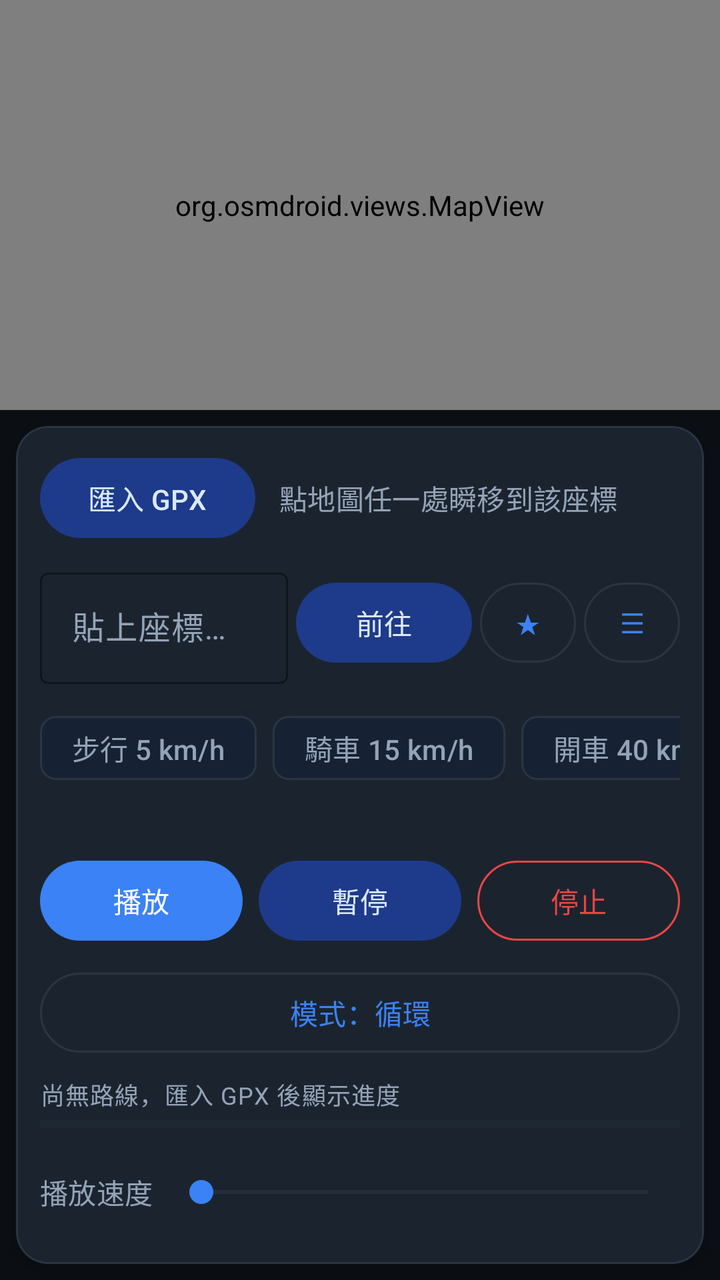
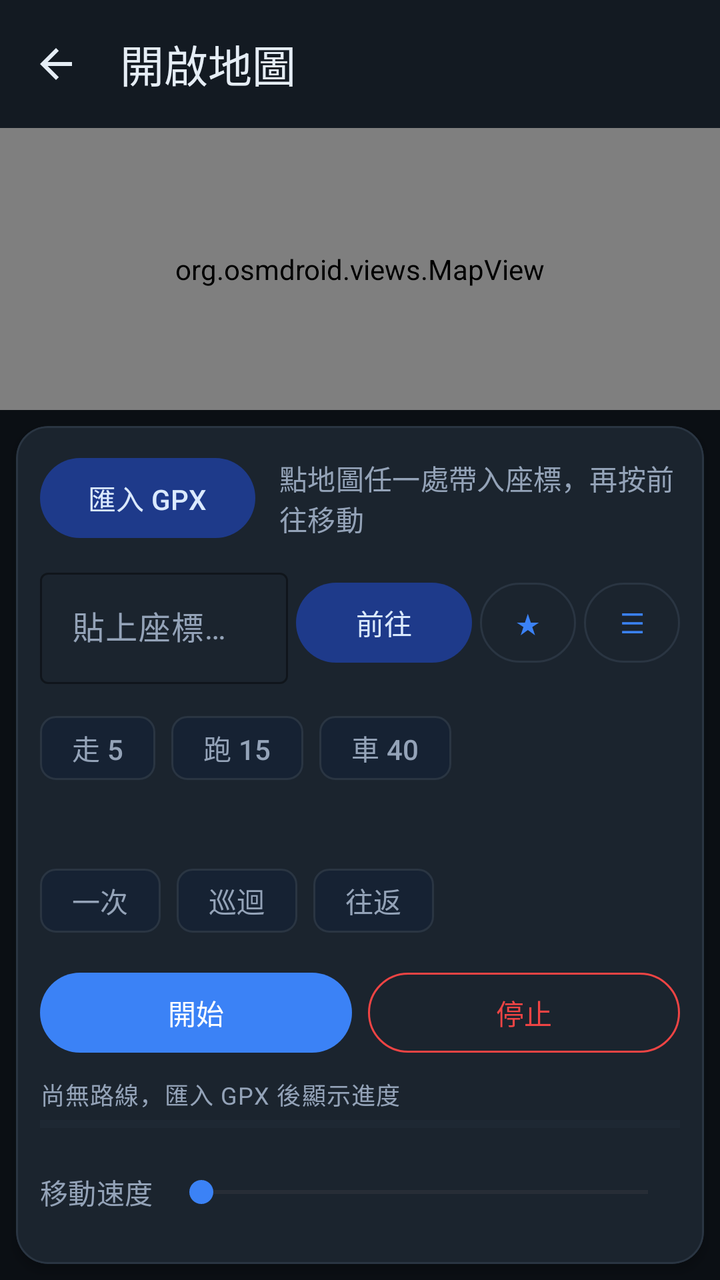

Compare the two renders of this Android layout. The source of the first and the diff that turns it into the second are given below.
<!-- AndroidManifest.xml: application theme Theme.GpsJoystick -->
<!-- res/layout/activity_map.xml -->
<?xml version="1.0" encoding="utf-8"?>
<LinearLayout xmlns:android="http://schemas.android.com/apk/res/android"
    xmlns:app="http://schemas.android.com/apk/res-auto"
    android:layout_width="match_parent"
    android:layout_height="match_parent"
    android:orientation="vertical"
    android:fitsSystemWindows="true"
    android:background="?android:attr/colorBackground">

    <org.osmdroid.views.MapView
        android:id="@+id/map"
        android:layout_width="match_parent"
        android:layout_height="0dp"
        android:layout_weight="1" />

    
    <com.google.android.material.card.MaterialCardView
        style="@style/Widget.GpsJoystick.Card"
        android:layout_width="match_parent"
        android:layout_height="wrap_content"
        android:layout_margin="8dp"
        app:cardElevation="3dp"
        app:contentPadding="12dp">

        <LinearLayout
            android:layout_width="match_parent"
            android:layout_height="wrap_content"
            android:orientation="vertical">

            <LinearLayout
                android:layout_width="match_parent"
                android:layout_height="wrap_content"
                android:orientation="horizontal"
                android:gravity="center_vertical">

                <com.google.android.material.button.MaterialButton
                    android:id="@+id/btnImportGpx"
                    style="@style/Widget.GpsJoystick.Button.Tonal"
                    android:layout_width="wrap_content"
                    android:layout_height="wrap_content"
                    android:text="@string/import_gpx" />

                <TextView
                    android:id="@+id/mapStatus"
                    android:layout_width="0dp"
                    android:layout_height="wrap_content"
                    android:layout_weight="1"
                    android:layout_marginStart="12dp"
                    android:fontFeatureSettings="tnum"
                    android:text="@string/map_tap_hint"
                    android:textAppearance="@style/TextAppearance.GpsJoystick.Label" />
            </LinearLayout>

            
            <LinearLayout
                android:layout_width="match_parent"
                android:layout_height="wrap_content"
                android:orientation="horizontal"
                android:gravity="center_vertical"
                android:layout_marginTop="8dp">

                <com.google.android.material.textfield.TextInputLayout
                    android:id="@+id/coordInputLayout"
                    style="@style/Widget.GpsJoystick.TextInputLayout"
                    android:layout_width="0dp"
                    android:layout_height="wrap_content"
                    android:layout_weight="1">

                    <com.google.android.material.textfield.TextInputEditText
                        android:id="@+id/coordInput"
                        android:layout_width="match_parent"
                        android:layout_height="wrap_content"
                        android:inputType="textNoSuggestions"
                        android:imeOptions="actionGo"
                        android:maxLines="1"
                        android:hint="@string/hint_coord" />
                </com.google.android.material.textfield.TextInputLayout>

                <com.google.android.material.button.MaterialButton
                    android:id="@+id/btnCoordGo"
                    style="@style/Widget.GpsJoystick.Button.Tonal"
                    android:layout_width="wrap_content"
                    android:layout_height="wrap_content"
                    android:layout_marginStart="4dp"
                    android:text="@string/coord_go" />

                <com.google.android.material.button.MaterialButton
                    android:id="@+id/btnFavSave"
                    style="@style/Widget.GpsJoystick.Button.Outlined"
                    android:layout_width="wrap_content"
                    android:layout_height="wrap_content"
                    android:layout_marginStart="4dp"
                    android:minWidth="48dp"
                    android:insetLeft="0dp"
                    android:insetRight="0dp"
                    android:paddingStart="12dp"
                    android:paddingEnd="12dp"
                    android:text="★" />

                <com.google.android.material.button.MaterialButton
                    android:id="@+id/btnFavList"
                    style="@style/Widget.GpsJoystick.Button.Outlined"
                    android:layout_width="wrap_content"
                    android:layout_height="wrap_content"
                    android:layout_marginStart="4dp"
                    android:minWidth="48dp"
                    android:insetLeft="0dp"
                    android:insetRight="0dp"
                    android:paddingStart="12dp"
                    android:paddingEnd="12dp"
                    android:text="☰" />
            </LinearLayout>

            
            <com.google.android.material.chip.ChipGroup
                android:id="@+id/speedChips"
                android:layout_width="match_parent"
                android:layout_height="wrap_content"
                android:layout_marginTop="8dp"
                app:singleLine="true"
                app:singleSelection="true"
                app:selectionRequired="false">

                <com.google.android.material.chip.Chip
                    android:id="@+id/chipWalk"
                    style="@style/Widget.Material3.Chip.Filter"
                    android:layout_width="wrap_content"
                    android:layout_height="wrap_content"
                    android:minHeight="48dp"
                    android:text="@string/speed_preset_walk" />

                <com.google.android.material.chip.Chip
                    android:id="@+id/chipCycle"
                    style="@style/Widget.Material3.Chip.Filter"
                    android:layout_width="wrap_content"
                    android:layout_height="wrap_content"
                    android:minHeight="48dp"
                    android:text="@string/speed_preset_cycle" />

                <com.google.android.material.chip.Chip
                    android:id="@+id/chipDrive"
                    style="@style/Widget.Material3.Chip.Filter"
                    android:layout_width="wrap_content"
                    android:layout_height="wrap_content"
                    android:minHeight="48dp"
                    android:text="@string/speed_preset_drive" />
            </com.google.android.material.chip.ChipGroup>

            <TextView
                android:id="@+id/speedValue"
                android:layout_width="match_parent"
                android:layout_height="wrap_content"
                android:layout_marginTop="4dp"
                android:fontFeatureSettings="tnum"
                android:textAppearance="@style/TextAppearance.GpsJoystick.Mono" />

            <LinearLayout
                android:layout_width="match_parent"
                android:layout_height="wrap_content"
                android:orientation="horizontal"
                android:layout_marginTop="8dp">

                <com.google.android.material.button.MaterialButton
                    android:id="@+id/btnPlay"
                    style="@style/Widget.GpsJoystick.Button.Primary"
                    android:layout_width="0dp"
                    android:layout_height="wrap_content"
                    android:layout_weight="1"
                    android:layout_marginEnd="4dp"
                    android:text="@string/play" />

                <com.google.android.material.button.MaterialButton
                    android:id="@+id/btnPause"
                    style="@style/Widget.GpsJoystick.Button.Tonal"
                    android:layout_width="0dp"
                    android:layout_height="wrap_content"
                    android:layout_weight="1"
                    android:layout_marginStart="4dp"
                    android:layout_marginEnd="4dp"
                    android:text="@string/pause" />

                <com.google.android.material.button.MaterialButton
                    android:id="@+id/btnStopPlayback"
                    style="@style/Widget.GpsJoystick.Button.Destructive"
                    android:layout_width="0dp"
                    android:layout_height="wrap_content"
                    android:layout_weight="1"
                    android:layout_marginStart="4dp"
                    android:text="@string/stop_playback" />
            </LinearLayout>

            <com.google.android.material.button.MaterialButton
                android:id="@+id/btnMode"
                style="@style/Widget.GpsJoystick.Button.Outlined"
                android:layout_width="match_parent"
                android:layout_height="wrap_content"
                android:layout_marginTop="8dp"
                android:text="@string/mode_loop" />

            
            <TextView
                android:id="@+id/hudLine"
                android:layout_width="match_parent"
                android:layout_height="wrap_content"
                android:layout_marginTop="8dp"
                android:fontFeatureSettings="tnum"
                android:text="@string/hud_no_route"
                android:textAppearance="@style/TextAppearance.GpsJoystick.Mono" />

            <ProgressBar
                android:id="@+id/hudProgress"
                style="?android:attr/progressBarStyleHorizontal"
                android:layout_width="match_parent"
                android:layout_height="4dp"
                android:layout_marginTop="4dp"
                android:max="100"
                android:progress="0"
                android:progressTint="@color/status_active"
                android:progressBackgroundTint="@color/outline" />

            <LinearLayout
                android:layout_width="match_parent"
                android:layout_height="wrap_content"
                android:orientation="horizontal"
                android:gravity="center_vertical"
                android:layout_marginTop="8dp">

                <TextView
                    android:id="@+id/speedLabel"
                    android:layout_width="wrap_content"
                    android:layout_height="wrap_content"
                    android:paddingEnd="8dp"
                    android:fontFeatureSettings="tnum"
                    android:text="@string/playback_speed"
                    android:textAppearance="@style/TextAppearance.GpsJoystick.Label" />

                <SeekBar
                    android:id="@+id/speedSeek"
                    android:layout_width="0dp"
                    android:layout_height="wrap_content"
                    android:layout_weight="1"
                    android:minHeight="48dp"
                    android:max="29" />
            </LinearLayout>
        </LinearLayout>
    </com.google.android.material.card.MaterialCardView>
</LinearLayout>
<!-- resources referenced by this layout -->
<resources>
  <color name="outline">#2A3542</color>
  <color name="status_active">#22C55E</color>
  <string name="coord_go">前往</string>
  <string name="hint_coord">貼上座標，如 25.0339, 121.5645</string>
  <string name="hud_no_route">尚無路線，匯入 GPX 後顯示進度</string>
  <string name="import_gpx">匯入 GPX</string>
  <string name="map_tap_hint">點地圖任一處瞬移到該座標</string>
  <string name="mode_loop">模式：循環</string>
  <string name="pause">暫停</string>
  <string name="play">播放</string>
  <string name="playback_speed">播放速度</string>
  <string name="speed_preset_cycle">騎車 15 km/h</string>
  <string name="speed_preset_drive">開車 40 km/h</string>
  <string name="speed_preset_walk">步行 5 km/h</string>
  <string name="stop_playback">停止</string>
  <style name="TextAppearance.GpsJoystick.Label" parent="TextAppearance.Material3.LabelLarge">
          <item name="android:textColor">@color/on_surface_variant</item>
      </style>
  <style name="TextAppearance.GpsJoystick.Mono" parent="TextAppearance.Material3.BodySmall">
          <item name="android:fontFamily">monospace</item>
          <item name="android:textColor">@color/on_surface_variant</item>
      </style>
  <style name="Widget.GpsJoystick.Button.Destructive" parent="Widget.Material3.Button.OutlinedButton">
          <item name="android:textColor">@color/brand_error</item>
          <item name="iconTint">@color/brand_error</item>
          <item name="strokeColor">@color/brand_error</item>
          <item name="rippleColor">@color/brand_error</item>
          <item name="android:minHeight">48dp</item>
      </style>
  <style name="Widget.GpsJoystick.Button.Outlined" parent="Widget.Material3.Button.OutlinedButton">
          <item name="android:minHeight">48dp</item>
      </style>
  <style name="Widget.GpsJoystick.Button.Primary" parent="Widget.Material3.Button">
          <item name="android:minHeight">48dp</item>
      </style>
  <style name="Widget.GpsJoystick.Button.Tonal" parent="Widget.Material3.Button.TonalButton">
          <item name="android:minHeight">48dp</item>
      </style>
  <style name="Widget.GpsJoystick.Card" parent="Widget.Material3.CardView.Filled">
          <item name="cardBackgroundColor">@color/surface_variant</item>
          <item name="cardCornerRadius">16dp</item>
          <item name="cardElevation">1dp</item>
          <item name="contentPadding">16dp</item>
          <item name="strokeColor">@color/outline</item>
          <item name="strokeWidth">1dp</item>
      </style>
  <style name="Widget.GpsJoystick.TextInputLayout" parent="Widget.Material3.TextInputLayout.OutlinedBox">
          <item name="boxStrokeColor">@color/brand_primary</item>
          <item name="hintTextColor">@color/on_surface_variant</item>
      </style>
  <color name="on_surface_variant">#94A3B8</color>
  <color name="brand_error">#EF4444</color>
  <color name="surface_variant">#1B242E</color>
  <color name="brand_primary">#3B82F6</color>
  <color name="on_primary">#FFFFFF</color>
  <color name="primary_container">#1E3A8A</color>
  <color name="on_primary_container">#DBEAFE</color>
  <color name="brand_tertiary">#F97316</color>
  <color name="on_tertiary">#FFFFFF</color>
  <color name="on_error">#FFFFFF</color>
  <color name="bg_oled">#0B0F14</color>
  <color name="surface">#131A22</color>
  <color name="on_surface">#E5EDF5</color>
  <!-- unchanged entries left out for length: 1 -->
</resources>

<!-- the commit's change to res/layout/activity_map.xml (unified diff, before → after) -->
@@ -6,6 +6,16 @@
     android:orientation="vertical"
     android:fitsSystemWindows="true"
     android:background="?android:attr/colorBackground">
+
+    <com.google.android.material.appbar.MaterialToolbar
+        android:id="@+id/toolbar"
+        android:layout_width="match_parent"
+        android:layout_height="?attr/actionBarSize"
+        android:background="@color/surface"
+        app:navigationIcon="@drawable/ic_arrow_back"
+        app:navigationContentDescription="@string/back"
+        app:title="@string/open_map"
+        app:titleTextColor="@color/on_surface" />
 
     <org.osmdroid.views.MapView
         android:id="@+id/map"
@@ -154,6 +164,41 @@
                 android:fontFeatureSettings="tnum"
                 android:textAppearance="@style/TextAppearance.GpsJoystick.Mono" />
 
+            
+            <com.google.android.material.chip.ChipGroup
+                android:id="@+id/modeChips"
+                android:layout_width="match_parent"
+                android:layout_height="wrap_content"
+                android:layout_marginTop="8dp"
+                app:singleLine="true"
+                app:singleSelection="true"
+                app:selectionRequired="true">
+
+                <com.google.android.material.chip.Chip
+                    android:id="@+id/chipModeOnce"
+                    style="@style/Widget.Material3.Chip.Filter"
+                    android:layout_width="wrap_content"
+                    android:layout_height="wrap_content"
+                    android:minHeight="48dp"
+                    android:text="@string/mode_chip_once" />
+
+                <com.google.android.material.chip.Chip
+                    android:id="@+id/chipModeLoop"
+                    style="@style/Widget.Material3.Chip.Filter"
+                    android:layout_width="wrap_content"
+                    android:layout_height="wrap_content"
+                    android:minHeight="48dp"
+                    android:text="@string/mode_chip_loop" />
+
+                <com.google.android.material.chip.Chip
+                    android:id="@+id/chipModeReverse"
+                    style="@style/Widget.Material3.Chip.Filter"
+                    android:layout_width="wrap_content"
+                    android:layout_height="wrap_content"
+                    android:minHeight="48dp"
+                    android:text="@string/mode_chip_reverse" />
+            </com.google.android.material.chip.ChipGroup>
+
             <LinearLayout
                 android:layout_width="match_parent"
                 android:layout_height="wrap_content"
@@ -167,17 +212,7 @@
                     android:layout_height="wrap_content"
                     android:layout_weight="1"
                     android:layout_marginEnd="4dp"
-                    android:text="@string/play" />
-
-                <com.google.android.material.button.MaterialButton
-                    android:id="@+id/btnPause"
-                    style="@style/Widget.GpsJoystick.Button.Tonal"
-                    android:layout_width="0dp"
-                    android:layout_height="wrap_content"
-                    android:layout_weight="1"
-                    android:layout_marginStart="4dp"
-                    android:layout_marginEnd="4dp"
-                    android:text="@string/pause" />
+                    android:text="@string/pb_start" />
 
                 <com.google.android.material.button.MaterialButton
                     android:id="@+id/btnStopPlayback"
@@ -188,14 +223,6 @@
                     android:layout_marginStart="4dp"
                     android:text="@string/stop_playback" />
             </LinearLayout>
-
-            <com.google.android.material.button.MaterialButton
-                android:id="@+id/btnMode"
-                style="@style/Widget.GpsJoystick.Button.Outlined"
-                android:layout_width="match_parent"
-                android:layout_height="wrap_content"
-                android:layout_marginTop="8dp"
-                android:text="@string/mode_loop" />
 
             
             <TextView
<!-- resource entries referenced after the edit -->
@@ -6,14 +6,16 @@
   <string name="hint_coord">貼上座標，如 25.0339, 121.5645</string>
   <string name="hud_no_route">尚無路線，匯入 GPX 後顯示進度</string>
   <string name="import_gpx">匯入 GPX</string>
-  <string name="map_tap_hint">點地圖任一處瞬移到該座標</string>
-  <string name="mode_loop">模式：循環</string>
-  <string name="pause">暫停</string>
-  <string name="play">播放</string>
-  <string name="playback_speed">播放速度</string>
-  <string name="speed_preset_cycle">騎車 15 km/h</string>
-  <string name="speed_preset_drive">開車 40 km/h</string>
-  <string name="speed_preset_walk">步行 5 km/h</string>
+  <string name="map_tap_hint">點地圖任一處帶入座標，再按前往移動</string>
+  <string name="mode_chip_loop">巡迴</string>
+  <string name="mode_chip_once">一次</string>
+  <string name="mode_chip_reverse">往返</string>
+  <string name="open_map">開啟地圖</string>
+  <string name="pb_start">開始</string>
+  <string name="playback_speed">移動速度</string>
+  <string name="speed_preset_cycle">跑 15</string>
+  <string name="speed_preset_drive">車 40</string>
+  <string name="speed_preset_walk">走 5</string>
   <string name="stop_playback">停止</string>
   <style name="TextAppearance.GpsJoystick.Label" parent="TextAppearance.Material3.LabelLarge">
           <item name="android:textColor">@color/on_surface_variant</item>
@@ -62,6 +64,18 @@
   <color name="on_error">#FFFFFF</color>
   <color name="bg_oled">#0B0F14</color>
   <color name="surface">#131A22</color>
+  <!-- drawable ic_arrow_back (drawable) -->
+  <vector xmlns:android="http://schemas.android.com/apk/res/android"
+      android:width="24dp"
+      android:height="24dp"
+      android:viewportWidth="24"
+      android:viewportHeight="24"
+      android:tint="@color/on_surface">
+      <path
+          android:fillColor="#FFFFFF"
+          android:pathData="M20,11H7.83l5.59,-5.59L12,4l-8,8 8,8 1.41,-1.41L7.83,13H20v-2z" />
+  </vector>
+  <string name="back">返回</string>
   <color name="on_surface">#E5EDF5</color>
   <!-- unchanged entries left out for length: 1 -->
 </resources>
